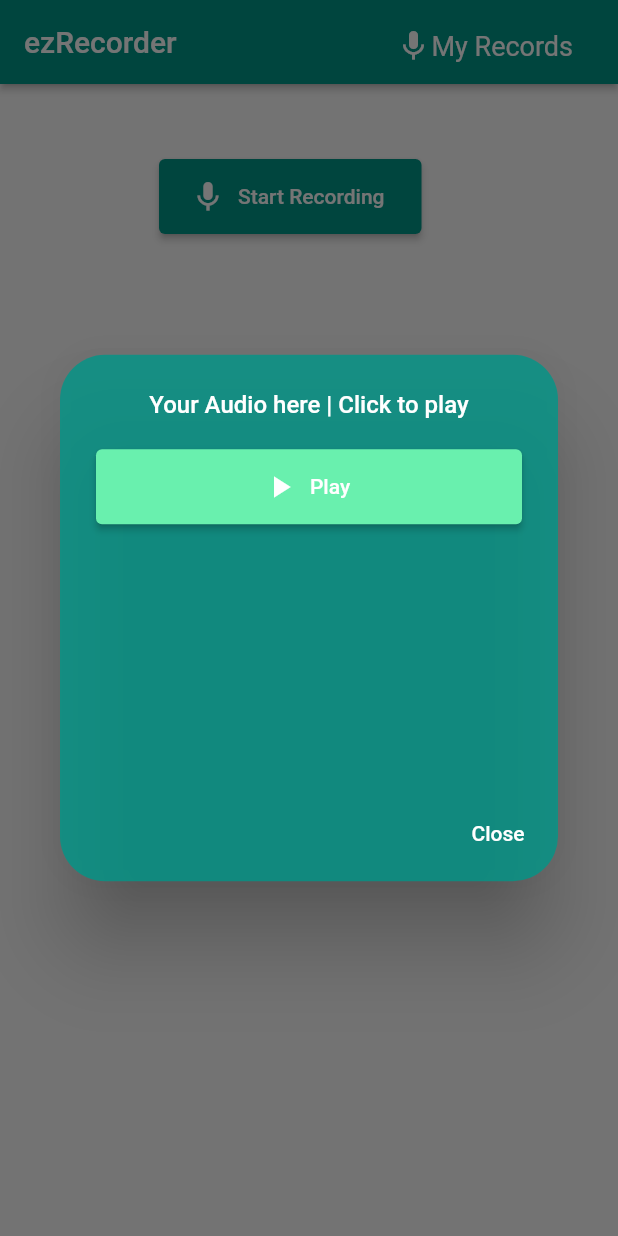
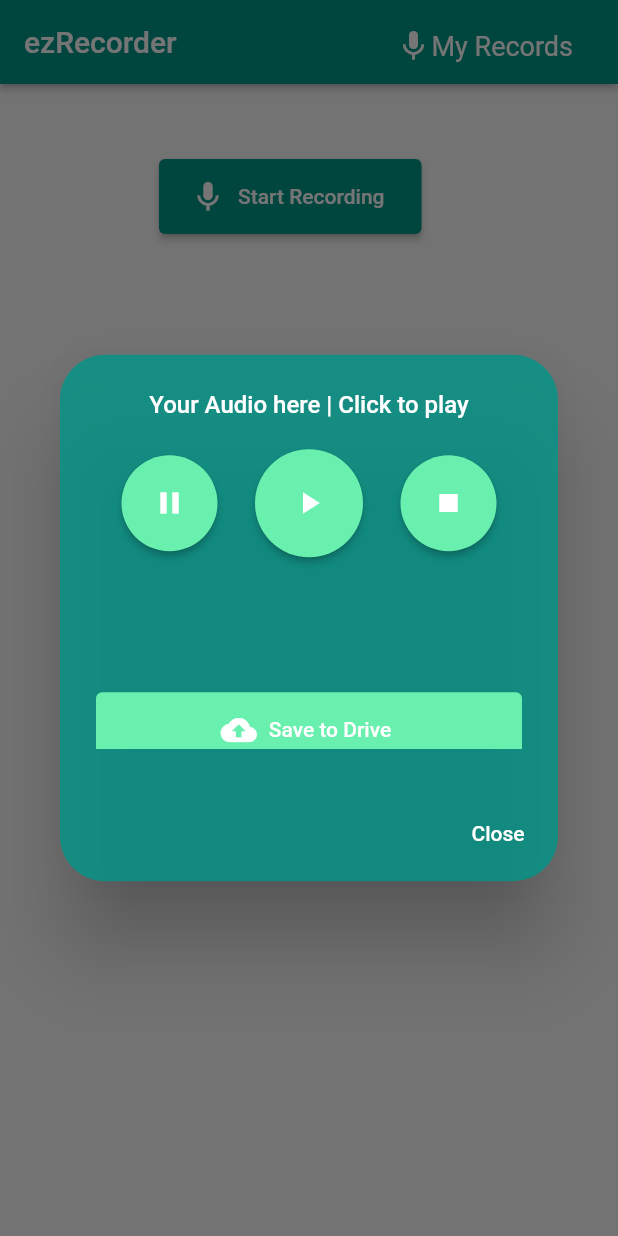
Before and after one commit to Rafi404/ezRecorder, a Flutter app: the screen it shows after launch, after a tap on "Start Recording", after a tap on "Pause Recording", after a tap on "Stop Recording", on a phone screen of 412 x 824 dp. Run offline on Flutter 3.47's test engine with Material 2 defaults, Android fonts, the phone set to English and light mode, and no system bars; our stand-ins replace js, just_audio; missing offline and left inert: audio_session, dart:html, just_audio_web, microphone, microphone_web, universal_html.

Commit message:
Playback player added, audio Save to drive started

```diff
--- a/lib/Widgets/recorder.dart
+++ b/lib/Widgets/recorder.dart
@@ -3,6 +3,7 @@ import 'package:flutter/material.dart';
 import 'package:just_audio/just_audio.dart';
 import 'package:microphone/microphone.dart';
 import 'package:provider/provider.dart';
+import 'dart:html';
 
 enum AudioState { play, recording, pause, resume, stop }
 
@@ -26,35 +27,35 @@ class _AudioRecorderState extends State<AudioRecorder> {
     // recorder.init();
   }
 
-  @override
-  void dispose() {
-    super.dispose();
-  }
+  // @override
+  // void dispose() {
+  //   super.dispose();
+  // }
 
-  void handleAudioState(AudioState state) {
-    setState(() {
-      if (audioState == null) {
-        ///Start Recording
-        audioState = AudioState.play;
-
-        ///Finished Recording
-      } else if (audioState == AudioState.recording) {
-        audioState = AudioState.play;
-
-        ///Pause recording audio
-      } else if (audioState == AudioState.pause) {
-        audioState = AudioState.resume;
-
-        ///Resume recording audio
-      } else if (audioState == AudioState.resume) {
-        audioState = AudioState.recording;
-
-        ///Stop recording audio
-      } else if (audioState == AudioState.stop) {
-        audioState = AudioState.play;
-      }
-    });
-  }
+  // void handleAudioState(AudioState state) {
+  //   setState(() {
+  //     if (audioState == null) {
+  //       ///Start Recording
+  //       audioState = AudioState.play;
+  //
+  //       ///Finished Recording
+  //     } else if (audioState == AudioState.recording) {
+  //       audioState = AudioState.play;
+  //
+  //       ///Pause recording audio
+  //     } else if (audioState == AudioState.pause) {
+  //       audioState = AudioState.resume;
+  //
+  //       ///Resume recording audio
+  //     } else if (audioState == AudioState.resume) {
+  //       audioState = AudioState.recording;
+  //
+  //       ///Stop recording audio
+  //     } else if (audioState == AudioState.stop) {
+  //       audioState = AudioState.play;
+  //     }
+  //   });
+  // }
 
   @override
   Widget build(BuildContext context) {
@@ -91,6 +92,7 @@ class _AudioRecorderState extends State<AudioRecorder> {
                       onPressed: () {
                         Provider.of<RecordProvider>(context, listen: false)
                             .onPauseRecord();
+                        print('Recording is paused');
                       },
                       icon: const Icon(Icons.pause),
                       label: const Text('Pause Recording'),
@@ -149,19 +151,54 @@ class _AudioRecorderState extends State<AudioRecorder> {
                           ),
                           content: Container(
                             height: 200,
-                            width: 400,
+                            width: 500,
                             decoration: const BoxDecoration(
                               borderRadius:
                                   BorderRadius.all(Radius.circular(10)),
                             ),
                             child: ListView(
                               children: [
+                                Row(
+                                  mainAxisAlignment:
+                                      MainAxisAlignment.spaceEvenly,
+                                  crossAxisAlignment: CrossAxisAlignment.center,
+                                  children: [
+                                    ///Audio Pause Button
+                                    ElevatedButton.icon(
+                                      style: ElevatedButton.styleFrom(
+                                        // minimumSize: const Size(175, 50),
+                                        primary: Colors.greenAccent,
+                                        onPrimary: Colors.white,
+                                        shape: const CircleBorder(),
+                                        padding: const EdgeInsets.only(
+                                            left: 28,
+                                            right: 20,
+                                            top: 20,
+                                            bottom: 20),
+                                      ),
+                                      onPressed: () {
+                                        print('Your record is paused');
+
+                                        ///Pause Recorded Audio
+                                        _audioPlayer?.pause();
+                                      },
+                                      icon: const Icon(Icons.pause),
+                                      label: const Text(''),
+                                    ),
+
                                     ///Audio Play Button
                                     ElevatedButton.icon(
                                       style: ElevatedButton.styleFrom(
-                                      minimumSize: const Size(175, 50),
+                                        // minimumSize: const Size(175, 50),
                                         primary: Colors.greenAccent,
-                                      onPrimary: Colors.white),
+                                        onPrimary: Colors.white,
+                                        shape: const CircleBorder(),
+                                        padding: const EdgeInsets.only(
+                                            left: 32,
+                                            right: 24,
+                                            top: 24,
+                                            bottom: 24),
+                                      ),
                                       onPressed: () {
                                         print('Your record is playing');
 
@@ -169,14 +206,56 @@ class _AudioRecorderState extends State<AudioRecorder> {
                                         _audioPlayer = AudioPlayer();
                                         // _audioPlayer?.setUrl != null?(_recorder?.value.recording?.url):"";
                                         _audioPlayer!
-                                        .setUrl(_recorder!.value.recording!.url)
+                                            .setUrl(
+                                                _recorder!.value.recording!.url)
                                             .then((_) {
                                           return _audioPlayer?.play();
                                         });
                                       },
                                       icon: const Icon(Icons.play_arrow),
-                                  label: const Text('Play'),
+                                      label: const Text(''),
                                     ),
+
+                                    ///Audio Stop Button
+                                    ElevatedButton.icon(
+                                      style: ElevatedButton.styleFrom(
+                                        // minimumSize: const Size(175, 50),
+                                        primary: Colors.greenAccent,
+                                        onPrimary: Colors.white,
+                                        shape: const CircleBorder(),
+                                        padding: const EdgeInsets.only(
+                                            left: 28,
+                                            right: 20,
+                                            top: 20,
+                                            bottom: 20),
+                                      ),
+                                      onPressed: () {
+                                        print('Your record is stopped');
+
+                                        ///Stop Recording Audio
+                                        _audioPlayer?.stop();
+                                      },
+                                      icon: const Icon(Icons.stop),
+                                      label: const Text(''),
+                                    ),
+                                  ],
+                                ),
+
+                                const SizedBox(
+                                  height: 90,
+                                ),
+
+                                ///Save to drive button
+                                ElevatedButton.icon(
+                                    style: ElevatedButton.styleFrom(
+                                        minimumSize: const Size(175, 50),
+                                        primary: Colors.greenAccent,
+                                        onPrimary: Colors.white),
+                                    onPressed: () {
+                                      ///File Saving to Drive
+                                    },
+                                    icon: const Icon(Icons.backup),
+                                    label: const Text('Save to Drive'))
                               ],
                             ),
                           ),
--- a/lib/main.dart
+++ b/lib/main.dart
@@ -1,7 +1,6 @@
 import 'package:ezrecorder/provider/recorderProvider.dart';
 import 'package:flutter/material.dart';
 import 'package:provider/provider.dart';
-
 import 'Pages/homePage.dart';
 
 void main() {
@@ -10,7 +9,6 @@ void main() {
 
 class MyApp extends StatefulWidget {
   const MyApp({Key? key}) : super(key: key);
-
   @override
   _MyAppState createState() => _MyAppState();
 }
--- a/pubspec.yaml
+++ b/pubspec.yaml
@@ -38,6 +38,7 @@ dependencies:
   microphone: ^0.1.0
   just_audio: ^0.9.19
   just_audio_web: ^0.4.4
+  universal_html: ^2.0.8
 
 
 dev_dependencies:
```
Also changed, not shown: lib/Pages/homePage.dart (+13 -11 lines), lib/js/js_bundler.dart (added, +7 -0 lines), pubspec.lock, 4 other files. Lines whose indentation alone changed are shown as unchanged.
